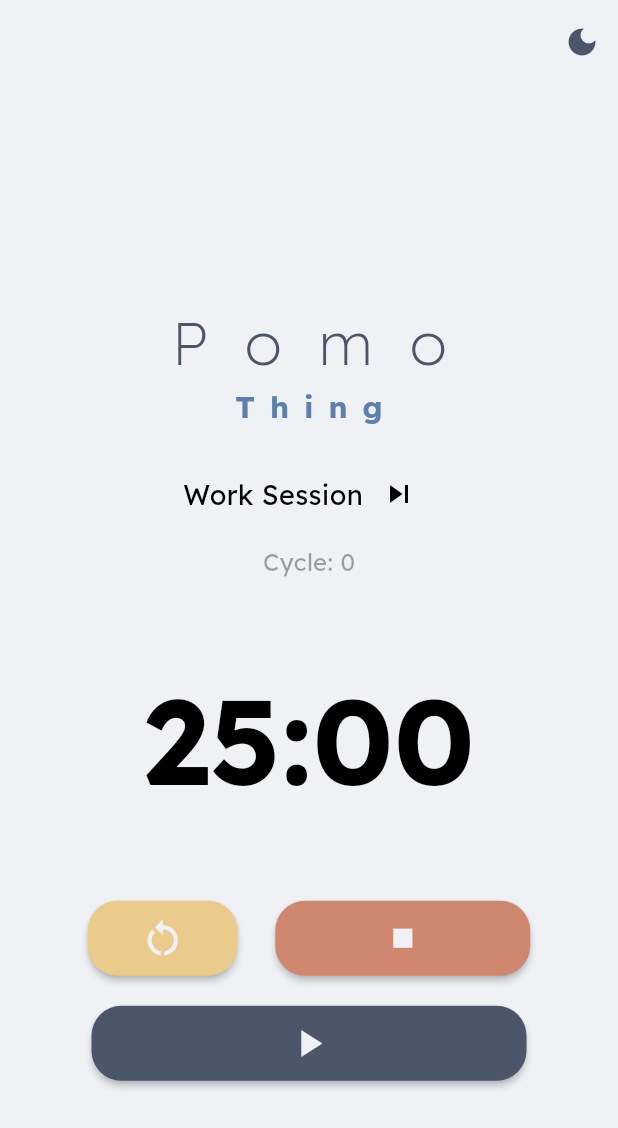
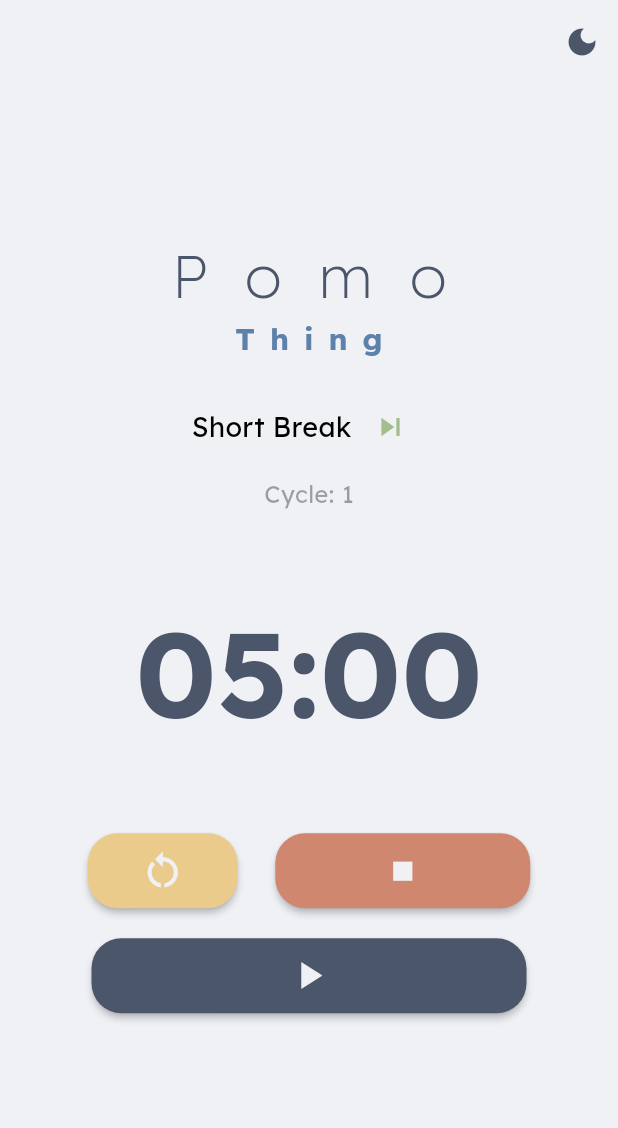
Before and after one commit to AbrarAbe/pomothing, a Flutter app: the screen it shows after launch, after a tap on the "skip next" icon, on a phone screen of 412 x 824 dp. Shown: the top 1128 px of the screen. Run offline on Flutter 3.47's test engine with Material 3 defaults, Android fonts, the phone set to English and light mode, and no system bars; our stand-ins replace google_fonts, shared_preferences.

Commit message:
refactor(timer): Refactor timer cancellation
Introduced a private helper method `_cancelTimer` in `TimerProvider` to encapsulate the timer cancellation logic. This refactors the code to ensure consistency and avoid repeating the cancellation check across multiple methods (`startTimer`, `resetTimer`, `resetCycle`, `skipSession`, `endSession`, `dispose`).

Made minor layout and styling adjustments in `TimerScreen`, including wrapping the body in `SafeArea`, tweaking spacing and colors for elements like the skip button and time display, and aligning the icon within the main play/pause button.

```diff
--- a/lib/providers/timer_provider.dart
+++ b/lib/providers/timer_provider.dart
@@ -25,8 +25,13 @@ class TimerProvider extends ChangeNotifier {
   int get currentCycle => _currentCycle;
   int get remainingTime => _timeRemaining;
 
+  void _cancelTimer() {
+    if (_timerState == TimerState.running && _timer.isActive) {
+      _timer.cancel();
+    }
+  }
+
   void startTimer() {
-    // Checks if the timer is already running to avoid creating multiple timers.
     if (_timerState == TimerState.running) return;
     _timerState = TimerState.running;
     notifyListeners();
@@ -55,24 +60,23 @@ class TimerProvider extends ChangeNotifier {
   }
 
   void resetTimer() {
-    if (_timerState == TimerState.running) {
-      _timer.cancel();
-    }
+    _cancelTimer();
+    _timeRemaining = _getDurationForSessionType(_currentSessionType);
     _timerState = TimerState.initial;
-    _timeRemaining = _getDurationForSessionType(_currentSessionType);
     notifyListeners();
   }
 
   void resetCycle() {
+    _cancelTimer();
+    _currentSessionType = SessionType.work;
     _currentCycle = 0;
-    _currentSessionType = SessionType.work;
-    resetTimer();
+    _timeRemaining = _workDuration;
+    _timerState = TimerState.initial;
     notifyListeners();
   }
 
   void skipSession() {
-    _timer.cancel();
-
+    _cancelTimer();
     if (_currentSessionType == SessionType.work) {
       _currentCycle++;
       if (_currentCycle % _cyclesBeforeLongBreak == 0) {
@@ -92,8 +96,7 @@ class TimerProvider extends ChangeNotifier {
   }
 
   void endSession() {
-    _timer.cancel();
-
+    _cancelTimer();
     if (_currentSessionType == SessionType.work) {
       _currentCycle++;
       if (_currentCycle % _cyclesBeforeLongBreak == 0) {
@@ -126,6 +129,7 @@ class TimerProvider extends ChangeNotifier {
   @override
   void dispose() {
     _timer.cancel();
+    _cancelTimer();
     super.dispose();
   }
 }
--- a/lib/screens/timer_screen.dart
+++ b/lib/screens/timer_screen.dart
@@ -82,11 +82,10 @@ class _TimerScreenState extends State<TimerScreen> {
           ),
         ],
       ),
-      body: Center(
+      body: SafeArea(
         child: Column(
           mainAxisAlignment: MainAxisAlignment.center,
           children: [
-            const SizedBox(height: 40),
             Column(
               mainAxisAlignment: MainAxisAlignment.center,
               children: [
@@ -110,6 +109,7 @@ class _TimerScreenState extends State<TimerScreen> {
                 ),
                 const SizedBox(height: 20),
                 Row(
+                  spacing: 2,
                   mainAxisAlignment: MainAxisAlignment.center,
                   children: [
                     Text(
@@ -126,7 +126,7 @@ class _TimerScreenState extends State<TimerScreen> {
                     ),
                     IconButton(
                       icon: const Icon(Icons.skip_next),
-                      color: Theme.of(context).colorScheme.onSurface,
+                      color: Theme.of(context).colorScheme.tertiary,
                       onPressed: () {
                         timerProvider.skipSession();
                       },
@@ -151,7 +151,7 @@ class _TimerScreenState extends State<TimerScreen> {
               style: TextStyle(
                 fontSize: 80,
                 fontWeight: FontWeight.bold,
-                color: Theme.of(context).colorScheme.onSurface,
+                color: Theme.of(context).colorScheme.primary,
               ),
             ),
             const SizedBox(height: 50),
@@ -198,12 +198,19 @@ class _TimerScreenState extends State<TimerScreen> {
               ),
               color: Theme.of(context).colorScheme.primary,
               onPressed: handlePlayPause,
-              child: Icon(
-                _getPlayPauseIcon(timerProvider.timerState),
-                size: 30,
-                color: Theme.of(context).colorScheme.onPrimary,
+              child: Row(
+                mainAxisSize: MainAxisSize.min,
+                mainAxisAlignment: MainAxisAlignment.center,
+                children: [
+                  Icon(
+                    _getPlayPauseIcon(timerProvider.timerState),
+                    size: 30,
+                    color: Theme.of(context).colorScheme.onPrimary,
+                  ),
+                ],
               ),
             ),
+            const SizedBox(height: 50),
           ],
         ),
       ),
```
